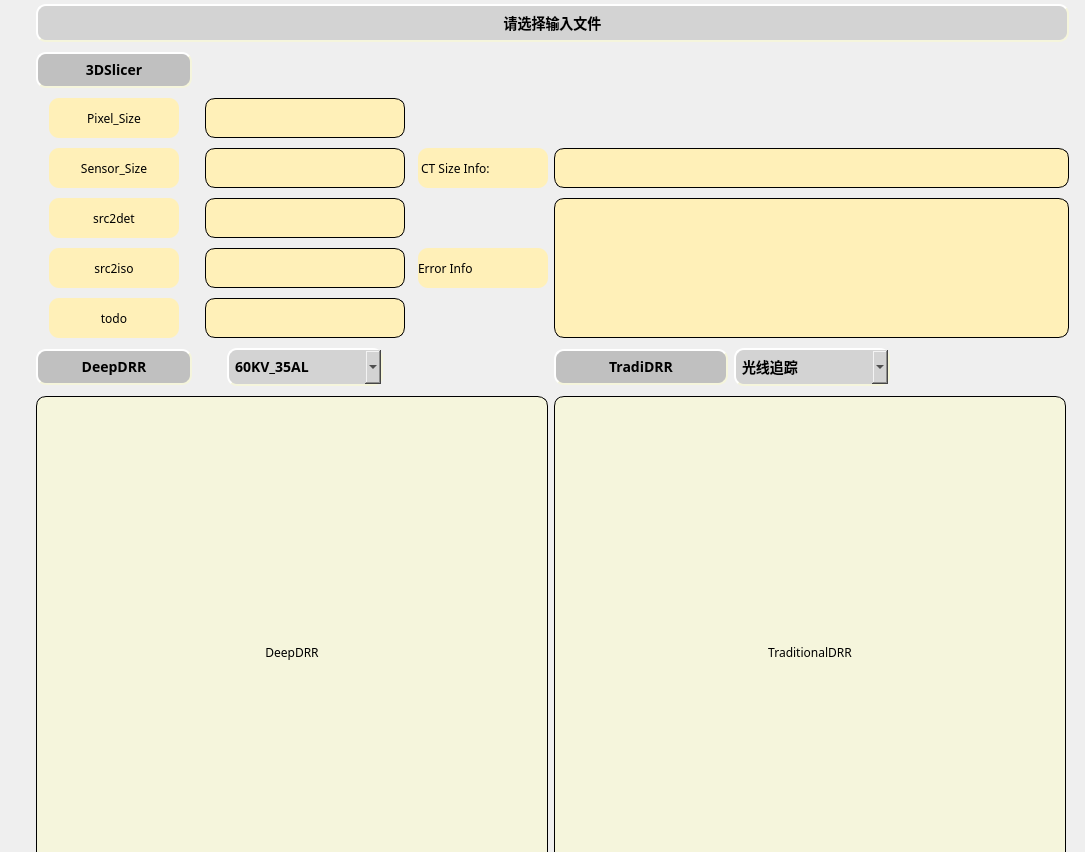
First picture: the form in DRRGUI.ui, repository LexTran/DRRGUI, before the edit.
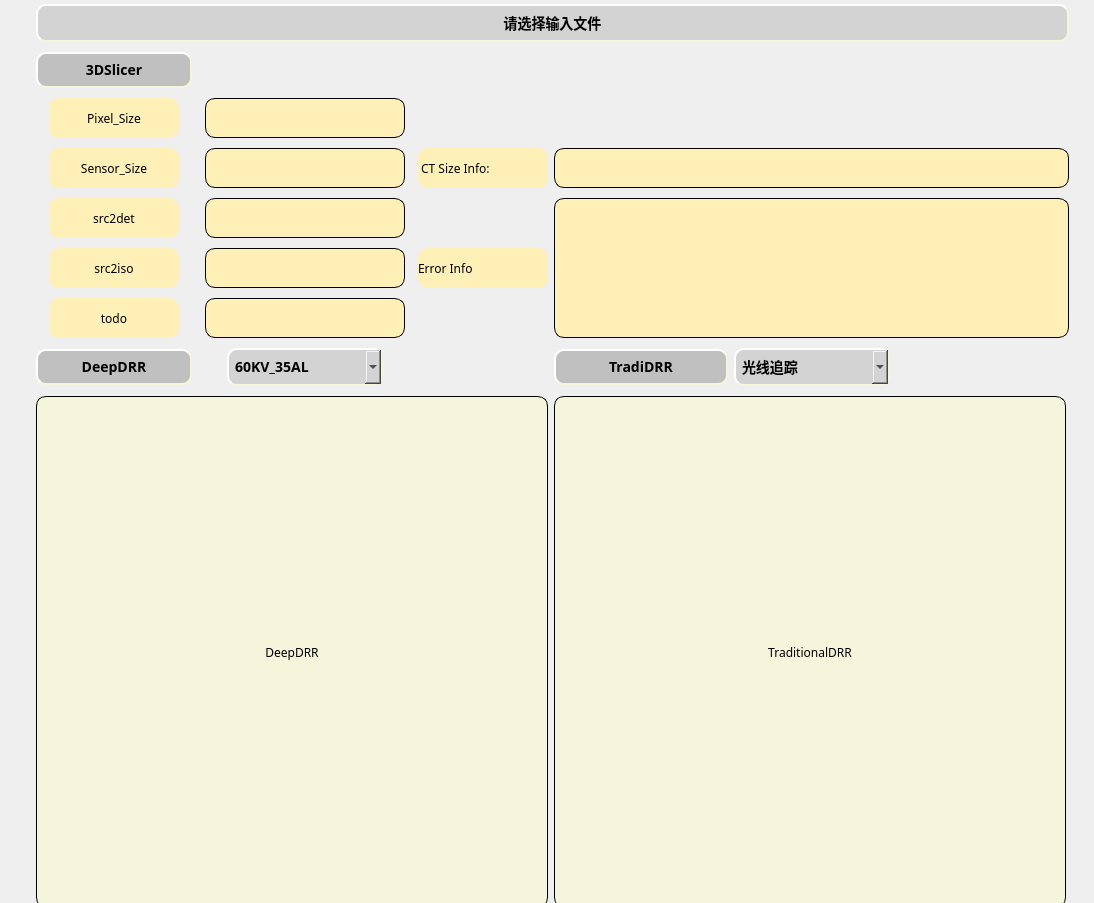
Second picture: the form after the edit.

Commit message: ui generated using QtDesigner

```diff
--- a/DRRGUI.ui
+++ b/DRRGUI.ui
@@ -6,8 +6,8 @@
    <rect>
     <x>0</x>
     <y>0</y>
-    <width>1085</width>
-    <height>852</height>
+    <width>1094</width>
+    <height>903</height>
    </rect>
   </property>
   <property name="windowTitle">
```
The commit also changes 1 other file.
